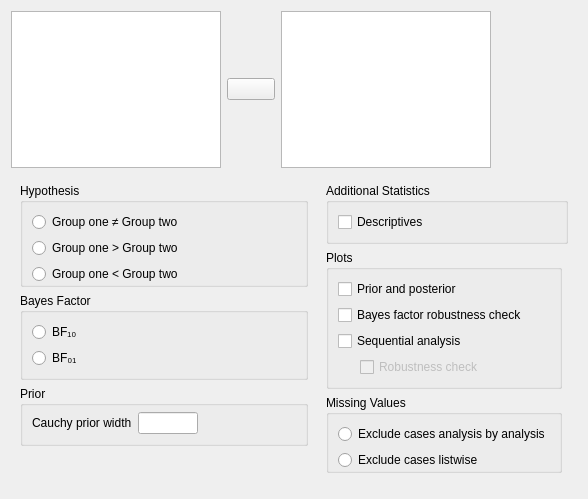
First picture: the form in JASP-Desktop/analysisforms/ttestbayesianpairedsamplesform.ui, repository jasp-stats/jasp-desktop, before the edit.
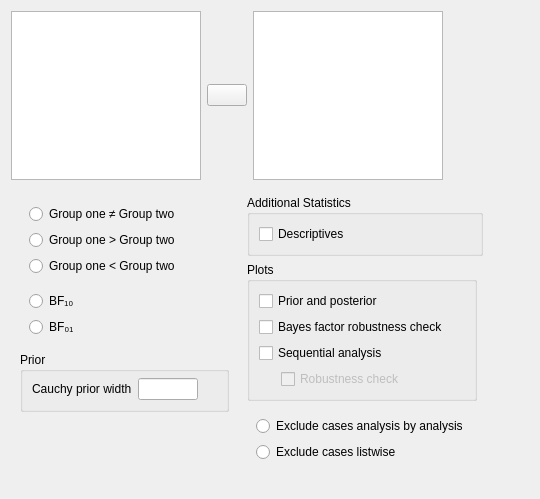
Second picture: the form after the edit. Custom widgets are drawn as their Qt base class.

```diff
--- a/JASP-Desktop/analysisforms/ttestbayesianpairedsamplesform.ui
+++ b/JASP-Desktop/analysisforms/ttestbayesianpairedsamplesform.ui
@@ -6,7 +6,7 @@
    <rect>
     <x>0</x>
     <y>0</y>
-    <width>588</width>
+    <width>540</width>
     <height>499</height>
    </rect>
   </property>
@@ -90,20 +90,23 @@
       <property name="bottomMargin">
        <number>0</number>
       </property>
-      <property name="horizontalSpacing">
+      <property name="spacing">
        <number>0</number>
       </property>
       <item row="0" column="0">
        <widget class="QWidget" name="widget_2" native="true">
+        <property name="maximumSize">
+         <size>
+          <width>240</width>
+          <height>16777215</height>
+         </size>
+        </property>
         <layout class="QGridLayout" name="gridLayout_5">
          <item row="2" column="0">
           <widget class="QGroupBox" name="groupBox">
            <property name="title">
             <string>Prior</string>
            </property>
-           <property name="flat">
-            <bool>true</bool>
-           </property>
            <layout class="QGridLayout" name="gridLayout_11">
             <property name="topMargin">
              <number>6</number>
@@ -148,12 +151,12 @@
           </widget>
          </item>
          <item row="0" column="0">
-          <widget class="BoundGroupBox" name="hypothesis">
-           <property name="title">
+          <widget class="BoundGroupBox" name="hypothesis" native="true">
+           <property name="title" stdset="0">
             <string>Hypothesis</string>
            </property>
-           <property name="flat">
-            <bool>true</bool>
+           <property name="flat" stdset="0">
+            <bool>false</bool>
            </property>
            <layout class="QGridLayout" name="gridLayout_9">
             <property name="bottomMargin">
@@ -197,12 +200,12 @@
           </spacer>
          </item>
          <item row="1" column="0">
-          <widget class="BoundGroupBox" name="bayesFactorType">
-           <property name="title">
+          <widget class="BoundGroupBox" name="bayesFactorType" native="true">
+           <property name="title" stdset="0">
             <string>Bayes Factor</string>
            </property>
-           <property name="flat">
-            <bool>true</bool>
+           <property name="flat" stdset="0">
+            <bool>false</bool>
            </property>
            <layout class="QGridLayout" name="gridLayout_13">
             <item row="1" column="0">
@@ -229,12 +232,12 @@
        <widget class="QWidget" name="widget_3" native="true">
         <layout class="QGridLayout" name="gridLayout_2">
          <item row="2" column="0">
-          <widget class="BoundGroupBox" name="missingValues">
-           <property name="title">
+          <widget class="BoundGroupBox" name="missingValues" native="true">
+           <property name="title" stdset="0">
             <string>Missing Values</string>
            </property>
-           <property name="flat">
-            <bool>true</bool>
+           <property name="flat" stdset="0">
+            <bool>false</bool>
            </property>
            <layout class="QGridLayout" name="gridLayout_6">
             <property name="bottomMargin">
@@ -262,9 +265,6 @@
            <property name="title">
             <string>Additional Statistics</string>
            </property>
-           <property name="flat">
-            <bool>true</bool>
-           </property>
            <layout class="QGridLayout" name="gridLayout_3">
             <item row="0" column="0" colspan="2">
              <widget class="BoundCheckBox" name="descriptives">
@@ -294,9 +294,6 @@
            <property name="title">
             <string>Plots</string>
            </property>
-           <property name="flat">
-            <bool>true</bool>
-           </property>
            <layout class="QGridLayout" name="gridLayout_4">
             <item row="0" column="0" colspan="2">
              <widget class="BoundCheckBox" name="plotPriorAndPosterior">
@@ -345,6 +342,19 @@
         </layout>
        </widget>
       </item>
+      <item row="0" column="2">
+       <spacer name="horizontalSpacer">
+        <property name="orientation">
+         <enum>Qt::Horizontal</enum>
+        </property>
+        <property name="sizeHint" stdset="0">
+         <size>
+          <width>50</width>
+          <height>20</height>
+         </size>
+        </property>
+       </spacer>
+      </item>
      </layout>
     </widget>
    </item>
@@ -366,6 +376,12 @@
    <extends>QCheckBox</extends>
    <header>widgets/boundcheckbox.h</header>
   </customwidget>
+  <customwidget>
+   <class>GroupBox</class>
+   <extends>QGroupBox</extends>
+   <header>widgets/groupbox.h</header>
+   <container>1</container>
+  </customwidget>
   <customwidget>
    <class>BoundTextBox</class>
    <extends>QLineEdit</extends>
@@ -373,7 +389,7 @@
   </customwidget>
   <customwidget>
    <class>BoundGroupBox</class>
-   <extends>QGroupBox</extends>
+   <extends>QWidget</extends>
    <header>widgets/boundgroupbox.h</header>
    <container>1</container>
   </customwidget>
```
Left out of the diff: 8 changed lines with no effect on the pictures.
